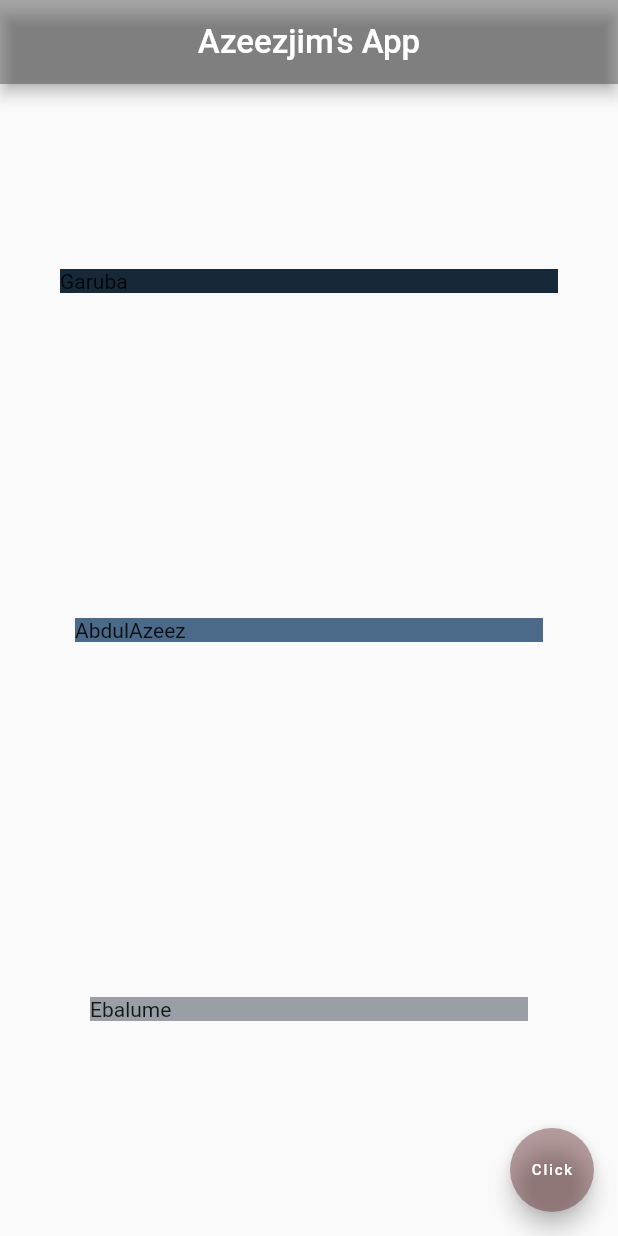
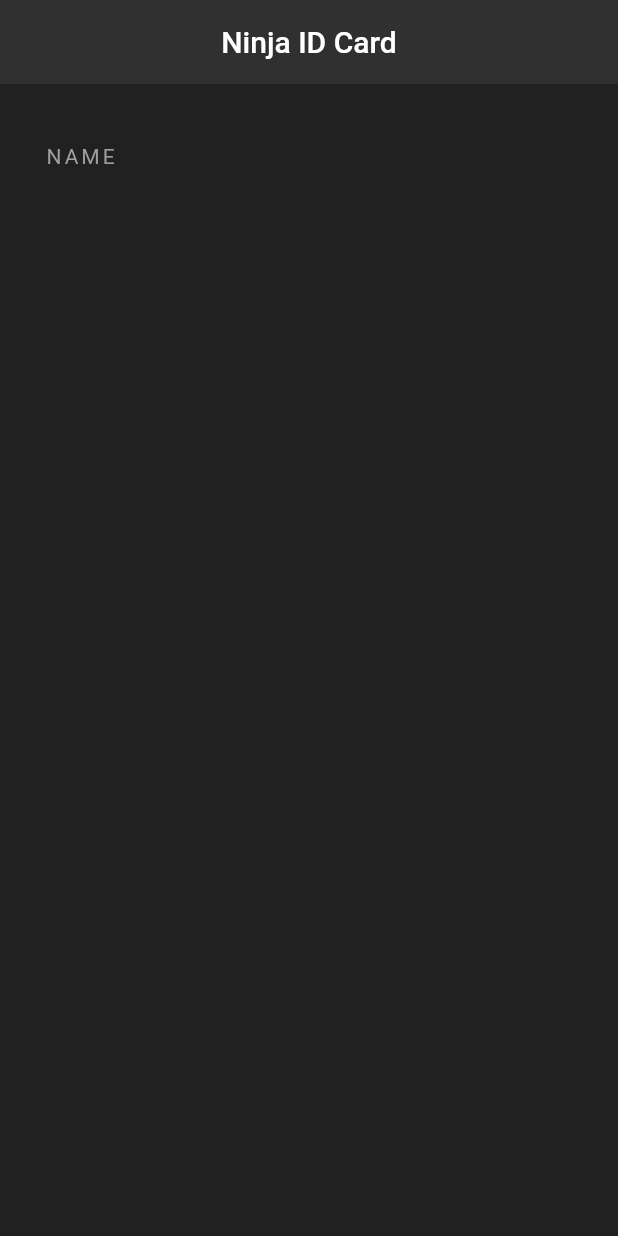
Before and after one commit to Azeezjim/Flutter-Study, a Flutter app: the screen it shows after launch, on a phone screen of 412 x 824 dp. Run offline on Flutter 3.47's test engine with Material 2 defaults, Android fonts, the phone set to English and light mode, and no system bars; Roboto replaces fonts that are missing (Alkalami).

Commit message:
flutter commit

```diff
--- a/lib/main.dart
+++ b/lib/main.dart
@@ -1,61 +1,34 @@
 import 'package:flutter/material.dart';
 
-void main() => runApp(MaterialApp(home: Home()));
+void main() => runApp(MaterialApp(home: NinjaCard()));
 
-class Home extends StatelessWidget {
-  const Home({super.key});
+class NinjaCard extends StatelessWidget {
+  const NinjaCard({super.key});
 
   @override
   Widget build(BuildContext context) {
     return Scaffold(
+      backgroundColor: Colors.grey[900],
         appBar: AppBar(
-        title: Text(
-          "Azeezjim's App",
-          style: TextStyle(
-            fontSize: 22.0,
-          ),
-        ),
+          title: Text('Ninja ID Card'),
+          backgroundColor: Colors.grey[850],
           centerTitle: true,
-        backgroundColor: Color.fromARGB(96, 39, 38, 38),
+          elevation: 0.0,
         ),
         body: Padding(
-        padding: const EdgeInsets.all(20.0),
+          padding: EdgeInsets.fromLTRB(30, 40, 30, 0),
           child: Column(
-          crossAxisAlignment: CrossAxisAlignment.stretch,
-            mainAxisAlignment: MainAxisAlignment.spaceAround,
             children: [
-            Container(
-              child: Text('Garuba'),
-              // padding: EdgeInsets.all(20),
-              margin: EdgeInsets.all(20),
-              color:  Color.fromARGB(255, 23, 40, 56),
+              Text(
+                "NAME",
+                style: TextStyle(
+                  color: Colors.grey,
+                  letterSpacing: 2,
                 ),
-            Container(
-              // padding: EdgeInsets.all(30),
-              margin: EdgeInsets.all(30),
-              child: Text('AbdulAzeez'),
-              color:  Color.fromARGB(255, 75, 105, 136),
-            ),
-            Container(
-              child: Text('Ebalume'),
-              // padding: EdgeInsets.all(40),
-              margin: EdgeInsets.all(40),
-              color:  Color.fromARGB(255, 153, 159, 164),
               ),
             ],
           ),
         ),
-      floatingActionButton: FloatingActionButton(
-        onPressed: () {},
-        child: Text(
-          'Click',
-          style: TextStyle(
-            fontSize: 10.0,
-            fontFamily: 'Alkalami',
-          ),
-        ),
-        backgroundColor: Color.fromARGB(95, 82, 15, 15),
-      ),
     );
   }
 }
```
Lines whose indentation alone changed are shown as unchanged.
